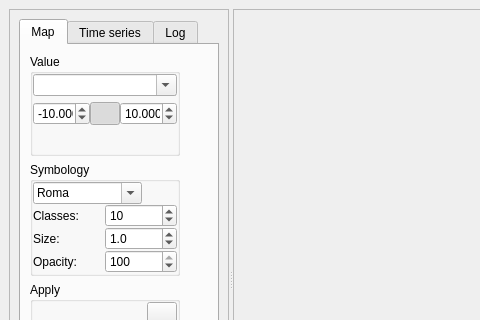
The window that insar_explorer_dockwidget_base.ui (luhipi/insar-explorer) describes before a commit, drawn with Qt 5; both pictures show x 0 to 480 and y 0 to 320 of the 693 by 578 pixel window.
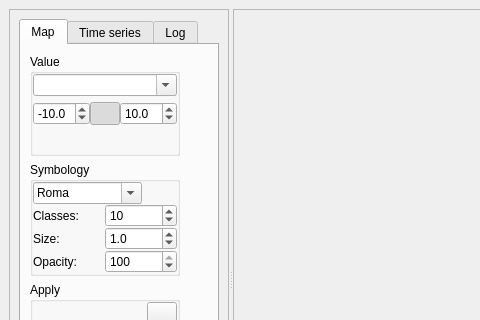
The same window after the commit. Icons and pictures are not drawn.

Commit message: allow 1 decimal point for data range

```diff
--- a/insar_explorer_dockwidget_base.ui
+++ b/insar_explorer_dockwidget_base.ui
@@ -238,7 +238,7 @@
                           <string>Min symbology value</string>
                          </property>
                          <property name="decimals">
-                          <number>3</number>
+                          <number>1</number>
                          </property>
                          <property name="minimum">
                           <double>-1000000000.000000000000000</double>
@@ -320,7 +320,7 @@
                           <string>Max symbology value</string>
                          </property>
                          <property name="decimals">
-                          <number>3</number>
+                          <number>1</number>
                          </property>
                          <property name="minimum">
                           <double>-1000000000.000000000000000</double>
```
Left out of the diff: 2 changed lines with no effect on the pictures.
